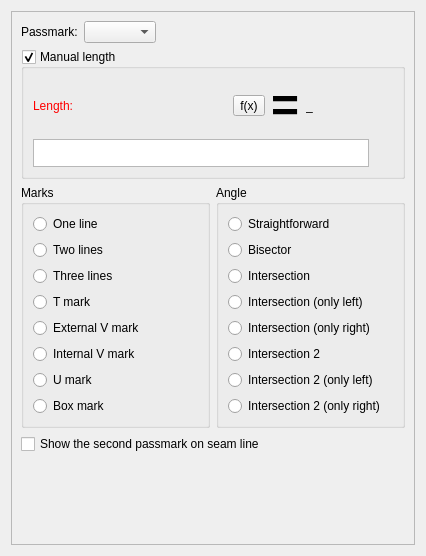
This is src/libs/vtools/dialogs/tools/piece/tabs/tabpassmarks.ui in dismine/valentina as Qt 5 draws it before an edit. The edited form follows.
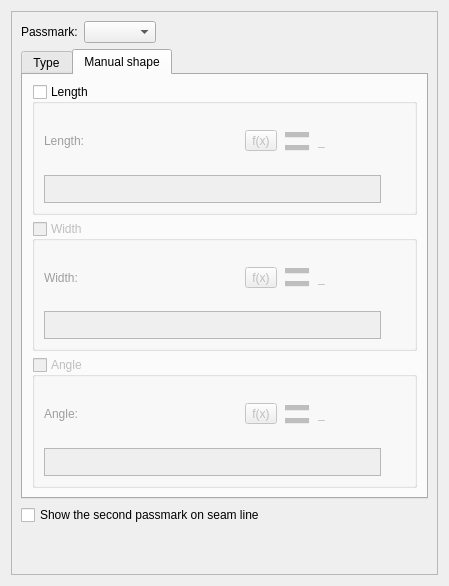
This is the edited form. The open tabs and pages were chosen to show the change. Icons and pictures are not drawn. Custom widgets are drawn as their Qt base class.

Commit message: New notch type - Check Notch. Control a notch width and angle with formulas.

What changed in the file:
```diff
--- a/src/libs/vtools/dialogs/tools/piece/tabs/tabpassmarks.ui
+++ b/src/libs/vtools/dialogs/tools/piece/tabs/tabpassmarks.ui
@@ -6,8 +6,8 @@
    <rect>
     <x>0</x>
     <y>0</y>
-    <width>426</width>
-    <height>556</height>
+    <width>449</width>
+    <height>586</height>
    </rect>
   </property>
   <property name="windowTitle">
@@ -24,11 +24,11 @@
        <rect>
         <x>0</x>
         <y>0</y>
-        <width>406</width>
-        <height>536</height>
+        <width>429</width>
+        <height>566</height>
        </rect>
       </property>
-      <layout class="QVBoxLayout" name="verticalLayout_5">
+      <layout class="QVBoxLayout" name="verticalLayout_7">
        <item>
         <layout class="QFormLayout" name="formLayout">
          <property name="fieldGrowthPolicy">
@@ -51,230 +51,15 @@
         </layout>
        </item>
        <item>
-        <widget class="QGroupBox" name="groupBoxManualLength">
-         <property name="enabled">
-          <bool>true</bool>
+        <widget class="QTabWidget" name="tabWidget">
+         <property name="currentIndex">
+          <number>0</number>
          </property>
-         <property name="title">
-          <string>Manual length</string>
-         </property>
-         <property name="checkable">
-          <bool>true</bool>
-         </property>
-         <property name="checked">
-          <bool>true</bool>
-         </property>
-         <layout class="QVBoxLayout" name="verticalLayout_3">
-          <item>
-           <layout class="QHBoxLayout" name="horizontalLayout">
-            <item alignment="Qt::AlignLeft">
-             <widget class="QLabel" name="labelEditPassmarkLength">
-              <property name="enabled">
-               <bool>true</bool>
-              </property>
-              <property name="sizePolicy">
-               <sizepolicy hsizetype="Fixed" vsizetype="Preferred">
-                <horstretch>0</horstretch>
-                <verstretch>0</verstretch>
-               </sizepolicy>
-              </property>
-              <property name="palette">
-               <palette>
-                <active>
-                 <colorrole role="WindowText">
-                  <brush brushstyle="SolidPattern">
-                   <color alpha="255">
-                    <red>255</red>
-                    <green>0</green>
-                    <blue>0</blue>
-                   </color>
-                  </brush>
-                 </colorrole>
-                </active>
-                <inactive>
-                 <colorrole role="WindowText">
-                  <brush brushstyle="SolidPattern">
-                   <color alpha="255">
-                    <red>255</red>
-                    <green>0</green>
-                    <blue>0</blue>
-                   </color>
-                  </brush>
-                 </colorrole>
-                </inactive>
-                <disabled>
-                 <colorrole role="WindowText">
-                  <brush brushstyle="SolidPattern">
-                   <color alpha="255">
-                    <red>159</red>
-                    <green>158</green>
-                    <blue>158</blue>
-                   </color>
-                  </brush>
-                 </colorrole>
-                </disabled>
-               </palette>
-              </property>
-              <property name="text">
-               <string>Length:</string>
-              </property>
-             </widget>
-            </item>
-            <item>
-             <spacer name="horizontalSpacer">
-              <property name="orientation">
-               <enum>Qt::Horizontal</enum>
-              </property>
-              <property name="sizeHint" stdset="0">
-               <size>
-                <width>40</width>
-                <height>20</height>
-               </size>
-              </property>
-             </spacer>
-            </item>
-            <item alignment="Qt::AlignRight">
-             <widget class="QToolButton" name="toolButtonExprLength">
-              <property name="enabled">
-               <bool>true</bool>
-              </property>
-              <property name="toolTip">
-               <string>Formula wizard</string>
-              </property>
-              <property name="text">
-               <string notr="true">f(x)</string>
-              </property>
-              <property name="icon">
-               <iconset resource="../../../../../vmisc/share/resources/icon.qrc">
-                <normaloff>:/icon/24x24/fx.png</normaloff>:/icon/24x24/fx.png</iconset>
-              </property>
-              <property name="iconSize">
-               <size>
-                <width>24</width>
-                <height>24</height>
-               </size>
-              </property>
-             </widget>
-            </item>
-            <item alignment="Qt::AlignRight">
-             <widget class="QLabel" name="label_3">
-              <property name="sizePolicy">
-               <sizepolicy hsizetype="Preferred" vsizetype="Preferred">
-                <horstretch>0</horstretch>
-                <verstretch>0</verstretch>
-               </sizepolicy>
-              </property>
-              <property name="font">
-               <font>
-                <pointsize>36</pointsize>
-                <bold>true</bold>
-               </font>
-              </property>
-              <property name="text">
-               <string notr="true">=</string>
-              </property>
-              <property name="alignment">
-               <set>Qt::AlignLeading|Qt::AlignLeft|Qt::AlignVCenter</set>
-              </property>
-             </widget>
-            </item>
-            <item alignment="Qt::AlignRight">
-             <widget class="QLabel" name="labelResultPassmarkLength">
-              <property name="sizePolicy">
-               <sizepolicy hsizetype="Fixed" vsizetype="Preferred">
-                <horstretch>0</horstretch>
-                <verstretch>0</verstretch>
-               </sizepolicy>
-              </property>
-              <property name="minimumSize">
-               <size>
-                <width>87</width>
-                <height>0</height>
-               </size>
-              </property>
-              <property name="toolTip">
-               <string>Value</string>
-              </property>
-              <property name="whatsThis">
-               <string notr="true"/>
-              </property>
-              <property name="text">
-               <string notr="true">_</string>
-              </property>
-             </widget>
-            </item>
-           </layout>
-          </item>
-          <item>
-           <layout class="QHBoxLayout" name="horizontalLayout_8">
-            <item>
-             <widget class="VPlainTextEdit" name="plainTextEditPassmarkLength">
-              <property name="enabled">
-               <bool>true</bool>
-              </property>
-              <property name="sizePolicy">
-               <sizepolicy hsizetype="Expanding" vsizetype="Preferred">
-                <horstretch>0</horstretch>
-                <verstretch>0</verstretch>
-               </sizepolicy>
-              </property>
-              <property name="maximumSize">
-               <size>
-                <width>16777215</width>
-                <height>28</height>
-               </size>
-              </property>
-              <property name="toolTip">
-               <string>Calculation</string>
-              </property>
-              <property name="tabChangesFocus">
-               <bool>true</bool>
-              </property>
-             </widget>
-            </item>
-            <item>
-             <widget class="QPushButton" name="pushButtonGrowPassmarkLength">
-              <property name="enabled">
-               <bool>true</bool>
-              </property>
-              <property name="maximumSize">
-               <size>
-                <width>18</width>
-                <height>18</height>
-               </size>
-              </property>
-              <property name="sizeIncrement">
-               <size>
-                <width>0</width>
-                <height>0</height>
-               </size>
-              </property>
-              <property name="toolTip">
-               <string>&lt;html&gt;&lt;head/&gt;&lt;body&gt;&lt;p&gt;Show full calculation in message box&lt;/p&gt;&lt;/body&gt;&lt;/html&gt;</string>
-              </property>
-              <property name="text">
-               <string notr="true"/>
-              </property>
-              <property name="icon">
-               <iconset theme="go-down">
-                <normaloff>../../</normaloff>../../</iconset>
-              </property>
-              <property name="iconSize">
-               <size>
-                <width>16</width>
-                <height>16</height>
-               </size>
-              </property>
-              <property name="flat">
-               <bool>true</bool>
-              </property>
-             </widget>
-            </item>
-           </layout>
-          </item>
-         </layout>
-        </widget>
-       </item>
+         <widget class="QWidget" name="tabType">
+          <attribute name="title">
+           <string>Type</string>
+          </attribute>
+          <layout class="QVBoxLayout" name="verticalLayout_9">
        <item>
         <layout class="QHBoxLayout" name="horizontalLayout_2">
          <item>
@@ -530,6 +315,708 @@
         </layout>
        </item>
        <item>
+            <widget class="QCheckBox" name="checkBoxClockwiseOpening">
+             <property name="enabled">
+              <bool>false</bool>
+             </property>
+             <property name="text">
+              <string>Clockwise opening</string>
+             </property>
+            </widget>
+           </item>
+          </layout>
+         </widget>
+         <widget class="QWidget" name="tabManualShape">
+          <attribute name="title">
+           <string>Manual shape</string>
+          </attribute>
+          <layout class="QVBoxLayout" name="verticalLayout_8">
+           <item>
+            <widget class="QGroupBox" name="groupBoxManualLength">
+             <property name="enabled">
+              <bool>true</bool>
+             </property>
+             <property name="title">
+              <string>Length</string>
+             </property>
+             <property name="checkable">
+              <bool>true</bool>
+             </property>
+             <property name="checked">
+              <bool>false</bool>
+             </property>
+             <layout class="QVBoxLayout" name="verticalLayout_3">
+              <item>
+               <layout class="QHBoxLayout" name="horizontalLayout">
+                <item alignment="Qt::AlignLeft">
+                 <widget class="QLabel" name="labelEditPassmarkLength">
+                  <property name="enabled">
+                   <bool>false</bool>
+                  </property>
+                  <property name="sizePolicy">
+                   <sizepolicy hsizetype="Fixed" vsizetype="Preferred">
+                    <horstretch>0</horstretch>
+                    <verstretch>0</verstretch>
+                   </sizepolicy>
+                  </property>
+                  <property name="palette">
+                   <palette>
+                    <active>
+                     <colorrole role="WindowText">
+                      <brush brushstyle="SolidPattern">
+                       <color alpha="255">
+                        <red>255</red>
+                        <green>0</green>
+                        <blue>0</blue>
+                       </color>
+                      </brush>
+                     </colorrole>
+                    </active>
+                    <inactive>
+                     <colorrole role="WindowText">
+                      <brush brushstyle="SolidPattern">
+                       <color alpha="255">
+                        <red>255</red>
+                        <green>0</green>
+                        <blue>0</blue>
+                       </color>
+                      </brush>
+                     </colorrole>
+                    </inactive>
+                    <disabled>
+                     <colorrole role="WindowText">
+                      <brush brushstyle="SolidPattern">
+                       <color alpha="255">
+                        <red>159</red>
+                        <green>158</green>
+                        <blue>158</blue>
+                       </color>
+                      </brush>
+                     </colorrole>
+                    </disabled>
+                   </palette>
+                  </property>
+                  <property name="text">
+                   <string comment="notch depth">Length:</string>
+                  </property>
+                 </widget>
+                </item>
+                <item>
+                 <spacer name="horizontalSpacer">
+                  <property name="orientation">
+                   <enum>Qt::Horizontal</enum>
+                  </property>
+                  <property name="sizeHint" stdset="0">
+                   <size>
+                    <width>40</width>
+                    <height>20</height>
+                   </size>
+                  </property>
+                 </spacer>
+                </item>
+                <item alignment="Qt::AlignRight">
+                 <widget class="QToolButton" name="toolButtonExprLength">
+                  <property name="enabled">
+                   <bool>false</bool>
+                  </property>
+                  <property name="toolTip">
+                   <string>Formula wizard</string>
+                  </property>
+                  <property name="text">
+                   <string notr="true">f(x)</string>
+                  </property>
+                  <property name="icon">
+                   <iconset resource="../../../../../vmisc/share/resources/icon.qrc">
+                    <normaloff>:/icon/24x24/fx.png</normaloff>:/icon/24x24/fx.png</iconset>
+                  </property>
+                  <property name="iconSize">
+                   <size>
+                    <width>24</width>
+                    <height>24</height>
+                   </size>
+                  </property>
+                 </widget>
+                </item>
+                <item alignment="Qt::AlignRight">
+                 <widget class="QLabel" name="label_3">
+                  <property name="sizePolicy">
+                   <sizepolicy hsizetype="Preferred" vsizetype="Preferred">
+                    <horstretch>0</horstretch>
+                    <verstretch>0</verstretch>
+                   </sizepolicy>
+                  </property>
+                  <property name="font">
+                   <font>
+                    <pointsize>36</pointsize>
+                    <bold>true</bold>
+                   </font>
+                  </property>
+                  <property name="text">
+                   <string notr="true">=</string>
+                  </property>
+                  <property name="alignment">
+                   <set>Qt::AlignLeading|Qt::AlignLeft|Qt::AlignVCenter</set>
+                  </property>
+                 </widget>
+                </item>
+                <item alignment="Qt::AlignRight">
+                 <widget class="QLabel" name="labelResultPassmarkLength">
+                  <property name="sizePolicy">
+                   <sizepolicy hsizetype="Fixed" vsizetype="Preferred">
+                    <horstretch>0</horstretch>
+                    <verstretch>0</verstretch>
+                   </sizepolicy>
+                  </property>
+                  <property name="minimumSize">
+                   <size>
+                    <width>87</width>
+                    <height>0</height>
+                   </size>
+                  </property>
+                  <property name="toolTip">
+                   <string>Value</string>
+                  </property>
+                  <property name="whatsThis">
+                   <string notr="true"/>
+                  </property>
+                  <property name="text">
+                   <string notr="true">_</string>
+                  </property>
+                 </widget>
+                </item>
+               </layout>
+              </item>
+              <item>
+               <layout class="QHBoxLayout" name="horizontalLayout_8">
+                <item>
+                 <widget class="VPlainTextEdit" name="plainTextEditPassmarkLength">
+                  <property name="enabled">
+                   <bool>false</bool>
+                  </property>
+                  <property name="sizePolicy">
+                   <sizepolicy hsizetype="Expanding" vsizetype="Preferred">
+                    <horstretch>0</horstretch>
+                    <verstretch>0</verstretch>
+                   </sizepolicy>
+                  </property>
+                  <property name="maximumSize">
+                   <size>
+                    <width>16777215</width>
+                    <height>28</height>
+                   </size>
+                  </property>
+                  <property name="toolTip">
+                   <string>Calculation</string>
+                  </property>
+                  <property name="tabChangesFocus">
+                   <bool>true</bool>
+                  </property>
+                 </widget>
+                </item>
+                <item>
+                 <widget class="QPushButton" name="pushButtonGrowPassmarkLength">
+                  <property name="enabled">
+                   <bool>false</bool>
+                  </property>
+                  <property name="maximumSize">
+                   <size>
+                    <width>18</width>
+                    <height>18</height>
+                   </size>
+                  </property>
+                  <property name="sizeIncrement">
+                   <size>
+                    <width>0</width>
+                    <height>0</height>
+                   </size>
+                  </property>
+                  <property name="toolTip">
+                   <string>&lt;html&gt;&lt;head/&gt;&lt;body&gt;&lt;p&gt;Show full calculation in message box&lt;/p&gt;&lt;/body&gt;&lt;/html&gt;</string>
+                  </property>
+                  <property name="text">
+                   <string notr="true"/>
+                  </property>
+                  <property name="icon">
+                   <iconset theme="go-down">
+                    <normaloff>../../</normaloff>../../</iconset>
+                  </property>
+                  <property name="iconSize">
+                   <size>
+                    <width>16</width>
+                    <height>16</height>
+                   </size>
+                  </property>
+                  <property name="flat">
+                   <bool>true</bool>
+                  </property>
+                 </widget>
+                </item>
+               </layout>
+              </item>
+             </layout>
+            </widget>
+           </item>
+           <item>
+            <widget class="QGroupBox" name="groupBoxManualWidth">
+             <property name="enabled">
+              <bool>false</bool>
+             </property>
+             <property name="title">
+              <string>Width</string>
+             </property>
+             <property name="checkable">
+              <bool>true</bool>
+             </property>
+             <property name="checked">
+              <bool>false</bool>
+             </property>
+             <layout class="QVBoxLayout" name="verticalLayout_5">
+              <item>
+               <layout class="QHBoxLayout" name="horizontalLayout_3">
+                <item alignment="Qt::AlignLeft">
+                 <widget class="QLabel" name="labelEditPassmarkWidth">
+                  <property name="enabled">
+                   <bool>false</bool>
+                  </property>
+                  <property name="sizePolicy">
+                   <sizepolicy hsizetype="Fixed" vsizetype="Preferred">
+                    <horstretch>0</horstretch>
+                    <verstretch>0</verstretch>
+                   </sizepolicy>
+                  </property>
+                  <property name="palette">
+                   <palette>
+                    <active>
+                     <colorrole role="WindowText">
+                      <brush brushstyle="SolidPattern">
+                       <color alpha="255">
+                        <red>255</red>
+                        <green>0</green>
+                        <blue>0</blue>
+                       </color>
+                      </brush>
+                     </colorrole>
+                    </active>
+                    <inactive>
+                     <colorrole role="WindowText">
+                      <brush brushstyle="SolidPattern">
+                       <color alpha="255">
+                        <red>255</red>
+                        <green>0</green>
+                        <blue>0</blue>
+                       </color>
+                      </brush>
+                     </colorrole>
+                    </inactive>
+                    <disabled>
+                     <colorrole role="WindowText">
+                      <brush brushstyle="SolidPattern">
+                       <color alpha="255">
+                        <red>159</red>
+                        <green>158</green>
+                        <blue>158</blue>
+                       </color>
+                      </brush>
+                     </colorrole>
+                    </disabled>
+                   </palette>
+                  </property>
+                  <property name="text">
+                   <string comment="notch width">Width:</string>
+                  </property>
+                 </widget>
+                </item>
+                <item>
+                 <spacer name="horizontalSpacer_2">
+                  <property name="orientation">
+                   <enum>Qt::Horizontal</enum>
+                  </property>
+                  <property name="sizeHint" stdset="0">
+                   <size>
+                    <width>40</width>
+                    <height>20</height>
+                   </size>
+                  </property>
+                 </spacer>
+                </item>
+                <item alignment="Qt::AlignRight">
+                 <widget class="QToolButton" name="toolButtonExprWidth">
+                  <property name="enabled">
+                   <bool>false</bool>
+                  </property>
+                  <property name="toolTip">
+                   <string>Formula wizard</string>
+                  </property>
+                  <property name="text">
+                   <string notr="true">f(x)</string>
+                  </property>
+                  <property name="icon">
+                   <iconset resource="../../../../../vmisc/share/resources/icon.qrc">
+                    <normaloff>:/icon/24x24/fx.png</normaloff>:/icon/24x24/fx.png</iconset>
+                  </property>
+                  <property name="iconSize">
+                   <size>
+                    <width>24</width>
+                    <height>24</height>
+                   </size>
+                  </property>
+                 </widget>
+                </item>
+                <item alignment="Qt::AlignRight">
+                 <widget class="QLabel" name="label_4">
+                  <property name="sizePolicy">
+                   <sizepolicy hsizetype="Preferred" vsizetype="Preferred">
+                    <horstretch>0</horstretch>
+                    <verstretch>0</verstretch>
+                   </sizepolicy>
+                  </property>
+                  <property name="font">
+                   <font>
+                    <pointsize>36</pointsize>
+                    <bold>true</bold>
+                   </font>
+                  </property>
+                  <property name="text">
+                   <string notr="true">=</string>
+                  </property>
+                  <property name="alignment">
+                   <set>Qt::AlignLeading|Qt::AlignLeft|Qt::AlignVCenter</set>
+                  </property>
+                 </widget>
+                </item>
+                <item alignment="Qt::AlignRight">
+                 <widget class="QLabel" name="labelResultPassmarkWidth">
+                  <property name="enabled">
+                   <bool>false</bool>
+                  </property>
+                  <property name="sizePolicy">
+                   <sizepolicy hsizetype="Fixed" vsizetype="Preferred">
+                    <horstretch>0</horstretch>
+                    <verstretch>0</verstretch>
+                   </sizepolicy>
+                  </property>
+                  <property name="minimumSize">
+                   <size>
+                    <width>87</width>
+                    <height>0</height>
+                   </size>
+                  </property>
+                  <property name="toolTip">
+                   <string>Value</string>
+                  </property>
+                  <property name="whatsThis">
+                   <string notr="true"/>
+                  </property>
+                  <property name="text">
+                   <string notr="true">_</string>
+                  </property>
+                 </widget>
+                </item>
+               </layout>
+              </item>
+              <item>
+               <layout class="QHBoxLayout" name="horizontalLayout_9">
+                <item>
+                 <widget class="VPlainTextEdit" name="plainTextEditPassmarkWidth">
+                  <property name="enabled">
+                   <bool>false</bool>
+                  </property>
+                  <property name="sizePolicy">
+                   <sizepolicy hsizetype="Expanding" vsizetype="Preferred">
+                    <horstretch>0</horstretch>
+                    <verstretch>0</verstretch>
+                   </sizepolicy>
+                  </property>
+                  <property name="maximumSize">
+                   <size>
+                    <width>16777215</width>
+                    <height>28</height>
+                   </size>
+                  </property>
+                  <property name="toolTip">
+                   <string>Calculation</string>
+                  </property>
+                  <property name="tabChangesFocus">
+                   <bool>true</bool>
+                  </property>
+                 </widget>
+                </item>
+                <item>
+                 <widget class="QPushButton" name="pushButtonGrowPassmarkWidth">
+                  <property name="enabled">
+                   <bool>false</bool>
+                  </property>
+                  <property name="maximumSize">
+                   <size>
+                    <width>18</width>
+                    <height>18</height>
+                   </size>
+                  </property>
+                  <property name="sizeIncrement">
+                   <size>
+                    <width>0</width>
+                    <height>0</height>
+                   </size>
+                  </property>
+                  <property name="toolTip">
+                   <string>&lt;html&gt;&lt;head/&gt;&lt;body&gt;&lt;p&gt;Show full calculation in message box&lt;/p&gt;&lt;/body&gt;&lt;/html&gt;</string>
+                  </property>
+                  <property name="text">
+                   <string notr="true"/>
+                  </property>
+                  <property name="icon">
+                   <iconset theme="go-down">
+                    <normaloff>../../</normaloff>../../</iconset>
+                  </property>
+                  <property name="iconSize">
+                   <size>
+                    <width>16</width>
+                    <height>16</height>
+                   </size>
+                  </property>
+                  <property name="flat">
+                   <bool>true</bool>
+                  </property>
+                 </widget>
+                </item>
+               </layout>
+              </item>
+             </layout>
+            </widget>
+           </item>
+           <item>
+            <widget class="QGroupBox" name="groupBoxManualAngle">
+             <property name="enabled">
+              <bool>false</bool>
+             </property>
+             <property name="title">
+              <string>Angle</string>
+             </property>
+             <property name="checkable">
+              <bool>true</bool>
+             </property>
+             <property name="checked">
+              <bool>false</bool>
+             </property>
+             <layout class="QVBoxLayout" name="verticalLayout_6">
+              <item>
+               <layout class="QHBoxLayout" name="horizontalLayout_4">
+                <item alignment="Qt::AlignLeft">
+                 <widget class="QLabel" name="labelEditPassmarkAngle">
+                  <property name="enabled">
+                   <bool>false</bool>
+                  </property>
+                  <property name="sizePolicy">
+                   <sizepolicy hsizetype="Fixed" vsizetype="Preferred">
+                    <horstretch>0</horstretch>
+                    <verstretch>0</verstretch>
+                   </sizepolicy>
+                  </property>
+                  <property name="palette">
+                   <palette>
+                    <active>
+                     <colorrole role="WindowText">
+                      <brush brushstyle="SolidPattern">
+                       <color alpha="255">
+                        <red>255</red>
+                        <green>0</green>
+                        <blue>0</blue>
+                       </color>
+                      </brush>
+                     </colorrole>
+                    </active>
+                    <inactive>
+                     <colorrole role="WindowText">
+                      <brush brushstyle="SolidPattern">
+                       <color alpha="255">
+                        <red>255</red>
+                        <green>0</green>
+                        <blue>0</blue>
+                       </color>
+                      </brush>
+                     </colorrole>
+                    </inactive>
+                    <disabled>
+                     <colorrole role="WindowText">
+                      <brush brushstyle="SolidPattern">
+                       <color alpha="255">
+                        <red>159</red>
+                        <green>158</green>
+                        <blue>158</blue>
+                       </color>
+                      </brush>
+                     </colorrole>
+                    </disabled>
+                   </palette>
+                  </property>
+                  <property name="text">
+                   <string comment="notch angle">Angle:</string>
+                  </property>
+                 </widget>
+                </item>
+                <item>
+                 <spacer name="horizontalSpacer_3">
+                  <property name="orientation">
+                   <enum>Qt::Horizontal</enum>
+                  </property>
+                  <property name="sizeHint" stdset="0">
+                   <size>
+                    <width>40</width>
+                    <height>20</height>
+                   </size>
+                  </property>
+                 </spacer>
+                </item>
+                <item alignment="Qt::AlignRight">
+                 <widget class="QToolButton" name="toolButtonExprAngle">
+                  <property name="enabled">
+                   <bool>false</bool>
+                  </property>
+                  <property name="toolTip">
+                   <string>Formula wizard</string>
+                  </property>
+                  <property name="text">
+                   <string notr="true">f(x)</string>
+                  </property>
+                  <property name="icon">
+                   <iconset resource="../../../../../vmisc/share/resources/icon.qrc">
+                    <normaloff>:/icon/24x24/fx.png</normaloff>:/icon/24x24/fx.png</iconset>
+                  </property>
+                  <property name="iconSize">
+                   <size>
+                    <width>24</width>
+                    <height>24</height>
+                   </size>
+                  </property>
+                 </widget>
+                </item>
+                <item alignment="Qt::AlignRight">
+                 <widget class="QLabel" name="label_5">
+                  <property name="sizePolicy">
+                   <sizepolicy hsizetype="Preferred" vsizetype="Preferred">
+                    <horstretch>0</horstretch>
+                    <verstretch>0</verstretch>
+                   </sizepolicy>
+                  </property>
+                  <property name="font">
+                   <font>
+                    <pointsize>36</pointsize>
+                    <bold>true</bold>
+                   </font>
+                  </property>
+                  <property name="text">
+                   <string notr="true">=</string>
+                  </property>
+                  <property name="alignment">
+                   <set>Qt::AlignLeading|Qt::AlignLeft|Qt::AlignVCenter</set>
+                  </property>
+                 </widget>
+                </item>
+                <item alignment="Qt::AlignRight">
+                 <widget class="QLabel" name="labelResultPassmarkAngle">
+                  <property name="enabled">
+                   <bool>false</bool>
+                  </property>
+                  <property name="sizePolicy">
+                   <sizepolicy hsizetype="Fixed" vsizetype="Preferred">
+                    <horstretch>0</horstretch>
+                    <verstretch>0</verstretch>
+                   </sizepolicy>
+                  </property>
+                  <property name="minimumSize">
+                   <size>
+                    <width>87</width>
+                    <height>0</height>
+                   </size>
+                  </property>
+                  <property name="toolTip">
+                   <string>Value</string>
+                  </property>
+                  <property name="whatsThis">
+                   <string notr="true"/>
+                  </property>
+                  <property name="text">
+                   <string notr="true">_</string>
+                  </property>
+                 </widget>
+                </item>
+               </layout>
+              </item>
+              <item>
+               <layout class="QHBoxLayout" name="horizontalLayout_10">
+                <item>
+                 <widget class="VPlainTextEdit" name="plainTextEditPassmarkAngle">
+                  <property name="enabled">
+                   <bool>false</bool>
+                  </property>
+                  <property name="sizePolicy">
+                   <sizepolicy hsizetype="Expanding" vsizetype="Preferred">
+                    <horstretch>0</horstretch>
+                    <verstretch>0</verstretch>
+                   </sizepolicy>
+                  </property>
+                  <property name="maximumSize">
+                   <size>
+                    <width>16777215</width>
+                    <height>28</height>
+                   </size>
+                  </property>
+                  <property name="toolTip">
+                   <string>Calculation</string>
+                  </property>
+                  <property name="tabChangesFocus">
+                   <bool>true</bool>
+                  </property>
+                 </widget>
+                </item>
+                <item>
+                 <widget class="QPushButton" name="pushButtonGrowPassmarkAngle">
+                  <property name="enabled">
+                   <bool>false</bool>
+                  </property>
+                  <property name="maximumSize">
+                   <size>
+                    <width>18</width>
+                    <height>18</height>
+                   </size>
+                  </property>
+                  <property name="sizeIncrement">
+                   <size>
+                    <width>0</width>
+                    <height>0</height>
+                   </size>
+                  </property>
+                  <property name="toolTip">
+                   <string>&lt;html&gt;&lt;head/&gt;&lt;body&gt;&lt;p&gt;Show full calculation in message box&lt;/p&gt;&lt;/body&gt;&lt;/html&gt;</string>
+                  </property>
+                  <property name="text">
+                   <string notr="true"/>
+                  </property>
+                  <property name="icon">
+                   <iconset theme="go-down">
+                    <normaloff>../../</normaloff>../../</iconset>
+                  </property>
+                  <property name="iconSize">
+                   <size>
+                    <width>16</width>
+                    <height>16</height>
+                   </size>
+                  </property>
+                  <property name="flat">
+                   <bool>true</bool>
+                  </property>
+                 </widget>
+                </item>
+               </layout>
+              </item>
+             </layout>
+            </widget>
+           </item>
+          </layout>
+         </widget>
+        </widget>
+       </item>
+       <item>
         <widget class="QCheckBox" name="checkBoxShowSecondPassmark">
          <property name="enabled">
           <bool>true</bool>
```
Left out of the diff: 28 changed lines with no effect on the pictures. Lines whose indentation alone changed are shown as unchanged. The commit also changes 38 other files.
